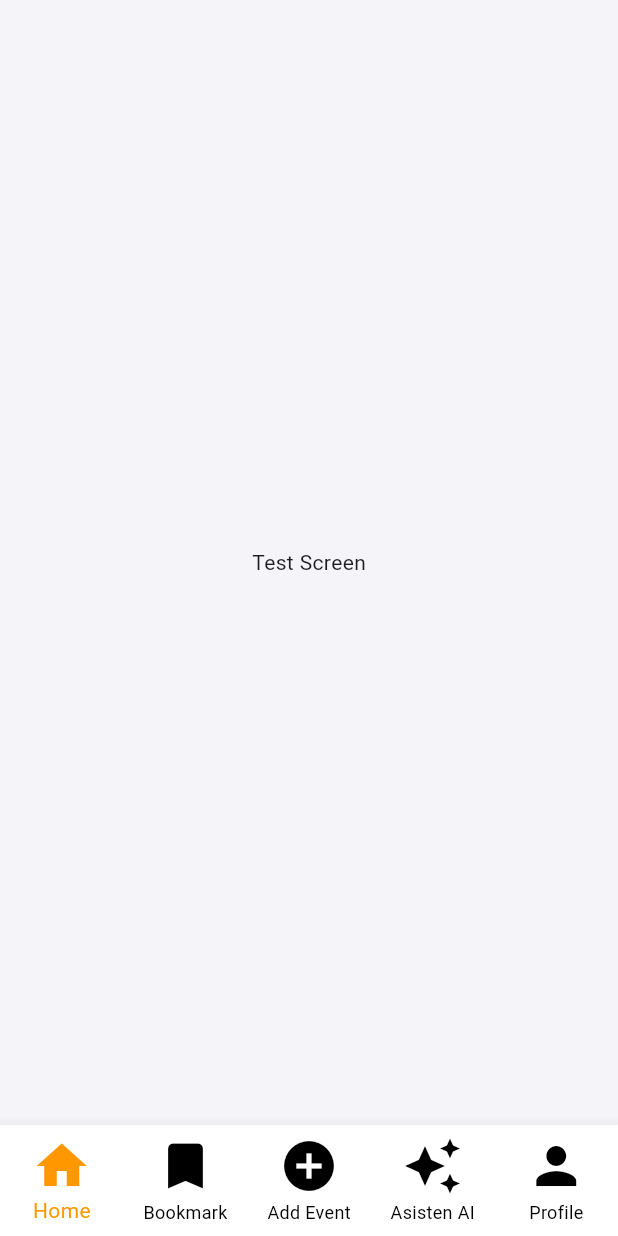
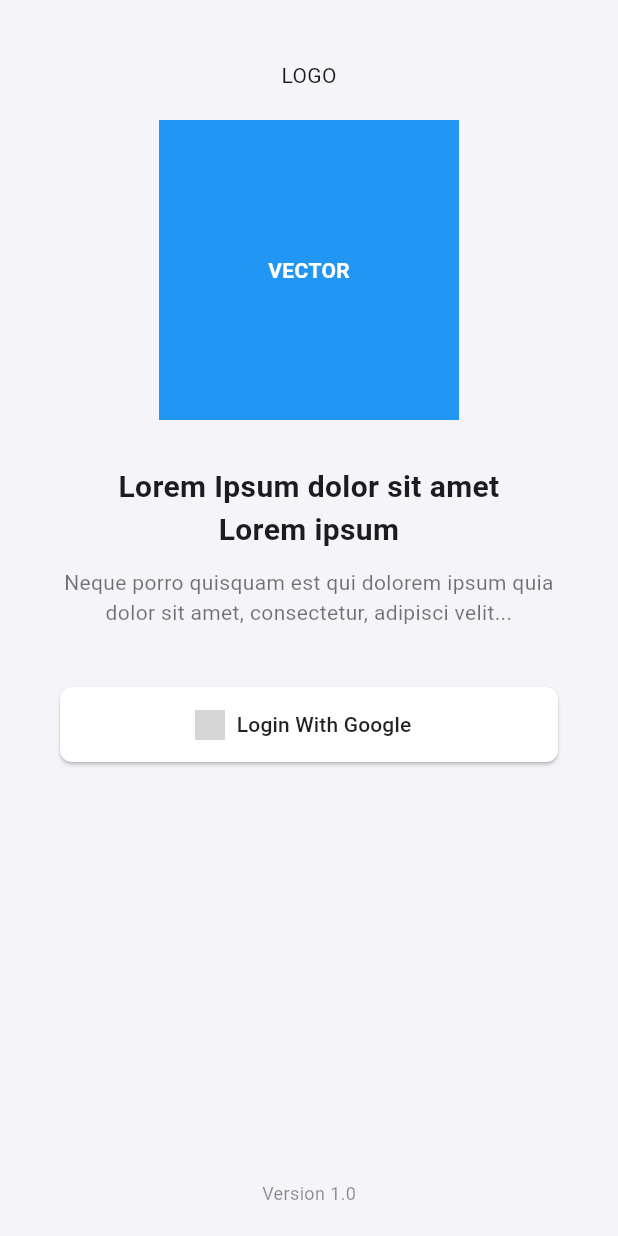
Before and after one commit to HapisPro/eventara, a Flutter app: the screen it shows after launch, on a phone screen of 412 x 824 dp. Run offline on Flutter 3.47's test engine with Material 3 defaults, Android fonts, the phone set to English and light mode, and no system bars; network calls fail; grey boxes are pictures that could not be loaded.

Commit message:
Fitur Sign In

```diff
--- /dev/null
+++ b/devtools_options.yaml
@@ -0,0 +1,3 @@
+description: This file stores settings for Dart & Flutter DevTools.
+documentation: https://docs.flutter.dev/tools/devtools/extensions#configure-extension-enablement-states
+extensions:
--- /dev/null
+++ b/lib/feature_sign_in/sign_in_screen.dart
@@ -0,0 +1,86 @@
+import 'package:flutter/material.dart';
+
+class SignInScreen extends StatelessWidget {
+  const SignInScreen({super.key});
+
+  @override
+  Widget build(BuildContext context) {
+    return Scaffold(
+      body: SafeArea(
+        child: Column(
+          mainAxisAlignment: MainAxisAlignment.spaceBetween,
+          children: [
+            Column(
+              children: [
+                const SizedBox(height: 40),
+                const Text('LOGO'),
+                const SizedBox(height: 20),
+                Container(
+                  width: 200,
+                  height: 200,
+                  color: Colors.blue,
+                  child: const Center(
+                    child: Text(
+                      'VECTOR',
+                      style: TextStyle(
+                        color: Colors.white,
+                        fontWeight: FontWeight.bold,
+                      ),
+                    ),
+                  ),
+                ),
+                const SizedBox(height: 30),
+                const Text(
+                  'Lorem Ipsum dolor sit amet\nLorem ipsum',
+                  textAlign: TextAlign.center,
+                  style: TextStyle(fontSize: 20, fontWeight: FontWeight.bold),
+                ),
+                const SizedBox(height: 10),
+                const Padding(
+                  padding: EdgeInsets.symmetric(horizontal: 30),
+                  child: Text(
+                    'Neque porro quisquam est qui dolorem ipsum quia dolor sit amet, consectetur, adipisci velit...',
+                    textAlign: TextAlign.center,
+                    style: TextStyle(fontSize: 14, color: Colors.black54),
+                  ),
+                ),
+                const SizedBox(height: 40),
+                Padding(
+                  padding: const EdgeInsets.symmetric(horizontal: 40),
+                  child: ElevatedButton.icon(
+                    onPressed: () {},
+                    icon: Image.network(
+                      /// TODO: Bagian logo Google, mending di download ??
+                      "https://upload.wikimedia.org/wikipedia/commons/5/53/Google_%22G%22_Logo.svg",
+                      height: 20,
+                    ),
+                    label: const Text(
+                      'Login With Google',
+                      style: TextStyle(color: Colors.black87),
+                    ),
+                    style: ElevatedButton.styleFrom(
+                      backgroundColor: Colors.white,
+                      foregroundColor: Colors.black,
+                      elevation: 1,
+                      minimumSize: const Size(double.infinity, 50),
+                      shape: RoundedRectangleBorder(
+                        borderRadius: BorderRadius.circular(8),
+                      ),
+                    ),
+                  ),
+                ),
+              ],
+            ),
+            const Padding(
+              padding: EdgeInsets.only(bottom: 20),
+              child: Text(
+                "Version 1.0",
+                style: TextStyle(fontSize: 12, color: Colors.black45),
+              ),
+            ),
+          ],
+        ),
+      ),
+    );
+  }
+}
--- a/lib/main.dart
+++ b/lib/main.dart
@@ -1,6 +1,6 @@
 import 'package:flutter/material.dart';
 import 'package:provider/provider.dart';
-
+import 'feature_sign_in/sign_in_screen.dart';
 import 'core/index_nav_provider.dart';
 import 'core/styles/app_theme.dart';
 import 'main_screen.dart';
@@ -22,7 +22,7 @@
     return MaterialApp(
       title: 'Eventara',
       theme: AppTheme.lightTheme,
-      home: const MainScreen(),
+      home: const SignInScreen(),
       debugShowCheckedModeBanner: false,
     );
   }
```
